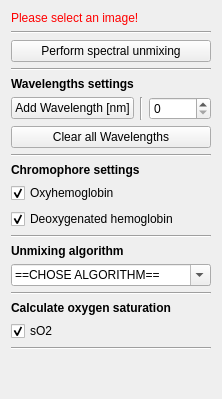
This is Plugins/org.mitk.gui.qt.photoacoustics.spectralunmixing/src/internal/SpectralUnmixingControls.ui in MITK/MITK as Qt 5 draws it before an edit. The edited form follows.
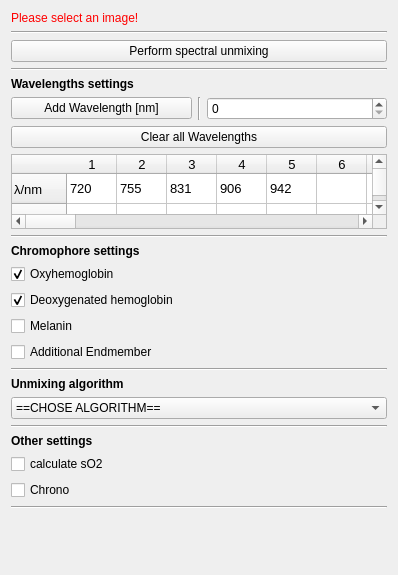
This is the edited form. Icons and pictures are not drawn.

```diff
--- a/Plugins/org.mitk.gui.qt.photoacoustics.spectralunmixing/src/internal/SpectralUnmixingControls.ui
+++ b/Plugins/org.mitk.gui.qt.photoacoustics.spectralunmixing/src/internal/SpectralUnmixingControls.ui
@@ -6,8 +6,8 @@
    <rect>
     <x>0</x>
     <y>0</y>
-    <width>222</width>
-    <height>399</height>
+    <width>398</width>
+    <height>575</height>
    </rect>
   </property>
   <property name="minimumSize">
@@ -21,62 +21,6 @@
   </property>
   <layout class="QVBoxLayout" name="verticalLayout">
    <item>
-    <layout class="QVBoxLayout" name="verticalLayout_2">
-     <item>
-      <layout class="QGridLayout" name="gridLayout_2">
-       <item row="12" column="0">
-        <widget class="QCheckBox" name="checkBoxDeOx">
-         <property name="enabled">
-          <bool>true</bool>
-         </property>
-         <property name="text">
-          <string>Deoxygenated hemoglobin</string>
-         </property>
-         <property name="checkable">
-          <bool>true</bool>
-         </property>
-         <property name="checked">
-          <bool>true</bool>
-         </property>
-         <property name="tristate">
-          <bool>false</bool>
-         </property>
-        </widget>
-       </item>
-       <item row="11" column="0">
-        <widget class="QCheckBox" name="checkBoxOx">
-         <property name="text">
-          <string>Oxyhemoglobin</string>
-         </property>
-         <property name="checked">
-          <bool>true</bool>
-         </property>
-        </widget>
-       </item>
-       <item row="4" column="0">
-        <widget class="QPushButton" name="buttonPerformImageProcessing">
-         <property name="toolTip">
-          <string>Do image processing</string>
-         </property>
-         <property name="text">
-          <string>Perform spectral unmixing</string>
-         </property>
-        </widget>
-       </item>
-       <item row="20" column="0">
-        <spacer name="verticalSpacer">
-         <property name="orientation">
-          <enum>Qt::Vertical</enum>
-         </property>
-         <property name="sizeHint" stdset="0">
-          <size>
-           <width>20</width>
-           <height>40</height>
-          </size>
-         </property>
-        </spacer>
-       </item>
-       <item row="1" column="0">
         <widget class="QLabel" name="labelWarning">
          <property name="styleSheet">
           <string notr="true">QLabel { color: rgb(255, 0, 0) }</string>
@@ -86,7 +30,44 @@
          </property>
         </widget>
        </item>
-       <item row="7" column="0">
+   <item>
+    <widget class="Line" name="line_2">
+     <property name="orientation">
+      <enum>Qt::Horizontal</enum>
+     </property>
+    </widget>
+   </item>
+   <item>
+    <widget class="QPushButton" name="buttonPerformImageProcessing">
+     <property name="toolTip">
+      <string>Do image processing</string>
+     </property>
+     <property name="text">
+      <string>Perform spectral unmixing</string>
+     </property>
+    </widget>
+   </item>
+   <item>
+    <widget class="Line" name="line_3">
+     <property name="orientation">
+      <enum>Qt::Horizontal</enum>
+     </property>
+    </widget>
+   </item>
+   <item>
+    <widget class="QLabel" name="label">
+     <property name="font">
+      <font>
+       <weight>75</weight>
+       <bold>true</bold>
+      </font>
+     </property>
+     <property name="text">
+      <string>Wavelengths settings </string>
+     </property>
+    </widget>
+   </item>
+   <item>
         <layout class="QHBoxLayout" name="horizontalLayout">
          <item>
           <widget class="QPushButton" name="ButtonAddWavelength">
@@ -111,22 +92,557 @@
          </item>
         </layout>
        </item>
-       <item row="8" column="0">
+   <item>
         <widget class="QPushButton" name="ButtonClearWavelength">
          <property name="text">
           <string>Clear all Wavelengths</string>
          </property>
         </widget>
        </item>
-       <item row="15" column="0">
+   <item>
+    <widget class="QTableWidget" name="inputtable">
+     <property name="minimumSize">
+      <size>
+       <width>0</width>
+       <height>75</height>
+      </size>
+     </property>
+     <property name="maximumSize">
+      <size>
+       <width>16777215</width>
+       <height>75</height>
+      </size>
+     </property>
+     <property name="font">
+      <font>
+       <pointsize>10</pointsize>
+      </font>
+     </property>
+     <property name="showGrid">
+      <bool>true</bool>
+     </property>
+     <property name="gridStyle">
+      <enum>Qt::SolidLine</enum>
+     </property>
+     <attribute name="horizontalHeaderDefaultSectionSize">
+      <number>42</number>
+     </attribute>
+     <attribute name="horizontalHeaderMinimumSectionSize">
+      <number>50</number>
+     </attribute>
+     <attribute name="verticalHeaderDefaultSectionSize">
+      <number>30</number>
+     </attribute>
+     <attribute name="verticalHeaderMinimumSectionSize">
+      <number>30</number>
+     </attribute>
+     <row>
+      <property name="text">
+       <string>λ/nm</string>
+      </property>
+     </row>
+     <row>
+      <property name="text">
+       <string>Weights</string>
+      </property>
+     </row>
+     <column>
+      <property name="text">
+       <string>1</string>
+      </property>
+     </column>
+     <column>
+      <property name="text">
+       <string>2</string>
+      </property>
+     </column>
+     <column>
+      <property name="text">
+       <string>3</string>
+      </property>
+     </column>
+     <column>
+      <property name="text">
+       <string>4</string>
+      </property>
+     </column>
+     <column>
+      <property name="text">
+       <string>5</string>
+      </property>
+     </column>
+     <column>
+      <property name="text">
+       <string>6</string>
+      </property>
+     </column>
+     <column>
+      <property name="text">
+       <string>7</string>
+      </property>
+     </column>
+     <column>
+      <property name="text">
+       <string>8</string>
+      </property>
+     </column>
+     <column>
+      <property name="text">
+       <string>9</string>
+      </property>
+     </column>
+     <column>
+      <property name="text">
+       <string>10</string>
+      </property>
+     </column>
+     <column>
+      <property name="text">
+       <string>11</string>
+      </property>
+     </column>
+     <column>
+      <property name="text">
+       <string>12</string>
+      </property>
+     </column>
+     <column>
+      <property name="text">
+       <string>13</string>
+      </property>
+     </column>
+     <column>
+      <property name="text">
+       <string>14</string>
+      </property>
+     </column>
+     <column>
+      <property name="text">
+       <string>15</string>
+      </property>
+     </column>
+     <column>
+      <property name="text">
+       <string>16</string>
+      </property>
+     </column>
+     <column>
+      <property name="text">
+       <string>17</string>
+      </property>
+     </column>
+     <column>
+      <property name="text">
+       <string>18</string>
+      </property>
+     </column>
+     <column>
+      <property name="text">
+       <string>19</string>
+      </property>
+     </column>
+     <column>
+      <property name="text">
+       <string>20</string>
+      </property>
+     </column>
+     <column>
+      <property name="text">
+       <string>21</string>
+      </property>
+     </column>
+     <column>
+      <property name="text">
+       <string>22</string>
+      </property>
+     </column>
+     <column>
+      <property name="text">
+       <string>23</string>
+      </property>
+     </column>
+     <column>
+      <property name="text">
+       <string>24</string>
+      </property>
+     </column>
+     <column>
+      <property name="text">
+       <string>25</string>
+      </property>
+     </column>
+     <column>
+      <property name="text">
+       <string>26</string>
+      </property>
+     </column>
+     <column>
+      <property name="text">
+       <string>27</string>
+      </property>
+     </column>
+     <column>
+      <property name="text">
+       <string>28</string>
+      </property>
+     </column>
+     <column>
+      <property name="text">
+       <string>29</string>
+      </property>
+     </column>
+     <column>
+      <property name="text">
+       <string>30</string>
+      </property>
+     </column>
+     <column>
+      <property name="text">
+       <string>31</string>
+      </property>
+     </column>
+     <column>
+      <property name="text">
+       <string>32</string>
+      </property>
+     </column>
+     <column>
+      <property name="text">
+       <string>33</string>
+      </property>
+     </column>
+     <column>
+      <property name="text">
+       <string>34</string>
+      </property>
+     </column>
+     <column>
+      <property name="text">
+       <string>35</string>
+      </property>
+     </column>
+     <column>
+      <property name="text">
+       <string>36</string>
+      </property>
+     </column>
+     <column>
+      <property name="text">
+       <string>37</string>
+      </property>
+     </column>
+     <column>
+      <property name="text">
+       <string>38</string>
+      </property>
+     </column>
+     <column>
+      <property name="text">
+       <string>39</string>
+      </property>
+     </column>
+     <column>
+      <property name="text">
+       <string>40</string>
+      </property>
+     </column>
+     <item row="0" column="0">
+      <property name="text">
+       <string>720</string>
+      </property>
+     </item>
+     <item row="0" column="1">
+      <property name="text">
+       <string>755</string>
+      </property>
+     </item>
+     <item row="0" column="2">
+      <property name="text">
+       <string>831</string>
+      </property>
+     </item>
+     <item row="0" column="3">
+      <property name="text">
+       <string>906</string>
+      </property>
+     </item>
+     <item row="0" column="4">
+      <property name="text">
+       <string>942</string>
+      </property>
+     </item>
+     <item row="0" column="5">
+      <property name="text">
+       <string/>
+      </property>
+     </item>
+     <item row="0" column="6">
+      <property name="text">
+       <string/>
+      </property>
+     </item>
+     <item row="0" column="7">
+      <property name="text">
+       <string/>
+      </property>
+     </item>
+     <item row="0" column="8">
+      <property name="text">
+       <string/>
+      </property>
+     </item>
+     <item row="0" column="9">
+      <property name="text">
+       <string/>
+      </property>
+     </item>
+     <item row="0" column="10">
+      <property name="text">
+       <string/>
+      </property>
+     </item>
+     <item row="0" column="11">
+      <property name="text">
+       <string/>
+      </property>
+     </item>
+     <item row="0" column="12">
+      <property name="text">
+       <string/>
+      </property>
+     </item>
+     <item row="0" column="13">
+      <property name="text">
+       <string/>
+      </property>
+     </item>
+     <item row="0" column="14">
+      <property name="text">
+       <string/>
+      </property>
+     </item>
+     <item row="0" column="15">
+      <property name="text">
+       <string/>
+      </property>
+     </item>
+     <item row="0" column="16">
+      <property name="text">
+       <string/>
+      </property>
+     </item>
+     <item row="0" column="17">
+      <property name="text">
+       <string/>
+      </property>
+     </item>
+     <item row="0" column="18">
+      <property name="text">
+       <string/>
+      </property>
+     </item>
+     <item row="0" column="19">
+      <property name="text">
+       <string/>
+      </property>
+     </item>
+     <item row="0" column="20">
+      <property name="text">
+       <string/>
+      </property>
+     </item>
+     <item row="0" column="21">
+      <property name="text">
+       <string/>
+      </property>
+     </item>
+     <item row="0" column="22">
+      <property name="text">
+       <string/>
+      </property>
+     </item>
+     <item row="0" column="23">
+      <property name="text">
+       <string/>
+      </property>
+     </item>
+     <item row="0" column="24">
+      <property name="text">
+       <string/>
+      </property>
+     </item>
+     <item row="0" column="25">
+      <property name="text">
+       <string/>
+      </property>
+     </item>
+     <item row="0" column="26">
+      <property name="text">
+       <string/>
+      </property>
+     </item>
+     <item row="0" column="27">
+      <property name="text">
+       <string/>
+      </property>
+     </item>
+     <item row="0" column="28">
+      <property name="text">
+       <string/>
+      </property>
+     </item>
+     <item row="0" column="29">
+      <property name="text">
+       <string/>
+      </property>
+     </item>
+     <item row="0" column="30">
+      <property name="text">
+       <string/>
+      </property>
+     </item>
+     <item row="0" column="31">
+      <property name="text">
+       <string/>
+      </property>
+     </item>
+     <item row="0" column="32">
+      <property name="text">
+       <string/>
+      </property>
+     </item>
+     <item row="0" column="33">
+      <property name="text">
+       <string/>
+      </property>
+     </item>
+     <item row="0" column="34">
+      <property name="text">
+       <string/>
+      </property>
+     </item>
+     <item row="0" column="35">
+      <property name="text">
+       <string/>
+      </property>
+     </item>
+     <item row="0" column="36">
+      <property name="text">
+       <string/>
+      </property>
+     </item>
+     <item row="0" column="37">
+      <property name="text">
+       <string/>
+      </property>
+     </item>
+     <item row="0" column="38">
+      <property name="text">
+       <string/>
+      </property>
+     </item>
+     <item row="0" column="39">
+      <property name="text">
+       <string/>
+      </property>
+     </item>
+    </widget>
+   </item>
+   <item>
+    <widget class="Line" name="line_4">
+     <property name="orientation">
+      <enum>Qt::Horizontal</enum>
+     </property>
+    </widget>
+   </item>
+   <item>
+    <widget class="QLabel" name="label_2">
+     <property name="font">
+      <font>
+       <weight>75</weight>
+       <bold>true</bold>
+      </font>
+     </property>
+     <property name="text">
+      <string>Chromophore settings</string>
+     </property>
+    </widget>
+   </item>
+   <item>
+    <widget class="QCheckBox" name="checkBoxOx">
+     <property name="text">
+      <string>Oxyhemoglobin</string>
+     </property>
+     <property name="checked">
+      <bool>true</bool>
+     </property>
+    </widget>
+   </item>
+   <item>
+    <widget class="QCheckBox" name="checkBoxDeOx">
+     <property name="enabled">
+      <bool>true</bool>
+     </property>
+     <property name="text">
+      <string>Deoxygenated hemoglobin</string>
+     </property>
+     <property name="checkable">
+      <bool>true</bool>
+     </property>
+     <property name="checked">
+      <bool>true</bool>
+     </property>
+     <property name="tristate">
+      <bool>false</bool>
+     </property>
+    </widget>
+   </item>
+   <item>
+    <widget class="QCheckBox" name="checkBoxMelanin">
+     <property name="text">
+      <string>Melanin</string>
+     </property>
+    </widget>
+   </item>
+   <item>
+    <widget class="QCheckBox" name="checkBoxAdd">
+     <property name="text">
+      <string>Additional Endmember</string>
+     </property>
+    </widget>
+   </item>
+   <item>
+    <widget class="Line" name="line_5">
+     <property name="orientation">
+      <enum>Qt::Horizontal</enum>
+     </property>
+    </widget>
+   </item>
+   <item>
+    <widget class="QLabel" name="label_3">
+     <property name="font">
+      <font>
+       <weight>75</weight>
+       <bold>true</bold>
+      </font>
+     </property>
+     <property name="text">
+      <string>Unmixing algorithm</string>
+     </property>
+    </widget>
+   </item>
+   <item>
         <widget class="QComboBox" name="QComboBoxAlgorithm">
+     <property name="enabled">
+      <bool>true</bool>
+     </property>
          <property name="font">
           <font>
            <family>MS Shell Dlg 2</family>
           </font>
          </property>
          <property name="editable">
-          <bool>true</bool>
+      <bool>false</bool>
          </property>
          <property name="maxVisibleItems">
           <number>21</number>
@@ -235,91 +751,14 @@
          </item>
         </widget>
        </item>
-       <item row="3" column="0">
-        <widget class="Line" name="line_2">
-         <property name="orientation">
-          <enum>Qt::Horizontal</enum>
-         </property>
-        </widget>
-       </item>
-       <item row="5" column="0">
-        <widget class="Line" name="line_3">
-         <property name="orientation">
-          <enum>Qt::Horizontal</enum>
-         </property>
-        </widget>
-       </item>
-       <item row="6" column="0">
-        <widget class="QLabel" name="label">
-         <property name="font">
-          <font>
-           <weight>75</weight>
-           <bold>true</bold>
-          </font>
-         </property>
-         <property name="text">
-          <string>Wavelengths settings </string>
-         </property>
-        </widget>
-       </item>
-       <item row="9" column="0">
-        <widget class="Line" name="line_4">
-         <property name="orientation">
-          <enum>Qt::Horizontal</enum>
-         </property>
-        </widget>
-       </item>
-       <item row="16" column="0">
+   <item>
         <widget class="Line" name="line_6">
          <property name="orientation">
           <enum>Qt::Horizontal</enum>
          </property>
         </widget>
        </item>
-       <item row="10" column="0">
-        <widget class="QLabel" name="label_2">
-         <property name="font">
-          <font>
-           <weight>75</weight>
-           <bold>true</bold>
-          </font>
-         </property>
-         <property name="text">
-          <string>Chromophore settings</string>
-         </property>
-        </widget>
-       </item>
-       <item row="13" column="0">
-        <widget class="Line" name="line_5">
-         <property name="orientation">
-          <enum>Qt::Horizontal</enum>
-         </property>
-        </widget>
-       </item>
-       <item row="14" column="0">
-        <widget class="QLabel" name="label_3">
-         <property name="font">
-          <font>
-           <weight>75</weight>
-           <bold>true</bold>
-          </font>
-         </property>
-         <property name="text">
-          <string>Unmixing algorithm</string>
-         </property>
-        </widget>
-       </item>
-       <item row="18" column="0">
-        <widget class="QCheckBox" name="checkBoxsO2">
-         <property name="text">
-          <string>sO2</string>
-         </property>
-         <property name="checked">
-          <bool>true</bool>
-         </property>
-        </widget>
-       </item>
-       <item row="17" column="0">
+   <item>
         <widget class="QLabel" name="label_4">
          <property name="font">
           <font>
@@ -328,20 +767,46 @@
           </font>
          </property>
          <property name="text">
-          <string>Calculate oxygen saturation</string>
+      <string>Other settings</string>
          </property>
         </widget>
        </item>
-       <item row="19" column="0">
+   <item>
+    <widget class="QCheckBox" name="checkBoxsO2">
+     <property name="text">
+      <string>calculate sO2</string>
+     </property>
+     <property name="checked">
+      <bool>false</bool>
+     </property>
+    </widget>
+   </item>
+   <item>
+    <widget class="QCheckBox" name="checkBoxChrono">
+     <property name="text">
+      <string>Chrono</string>
+     </property>
+    </widget>
+   </item>
+   <item>
         <widget class="Line" name="line_7">
          <property name="orientation">
           <enum>Qt::Horizontal</enum>
          </property>
         </widget>
        </item>
-      </layout>
-     </item>
-    </layout>
+   <item>
+    <spacer name="verticalSpacer">
+     <property name="orientation">
+      <enum>Qt::Vertical</enum>
+     </property>
+     <property name="sizeHint" stdset="0">
+      <size>
+       <width>20</width>
+       <height>69</height>
+      </size>
+     </property>
+    </spacer>
    </item>
   </layout>
  </widget>
```
Lines whose indentation alone changed are shown as unchanged.
